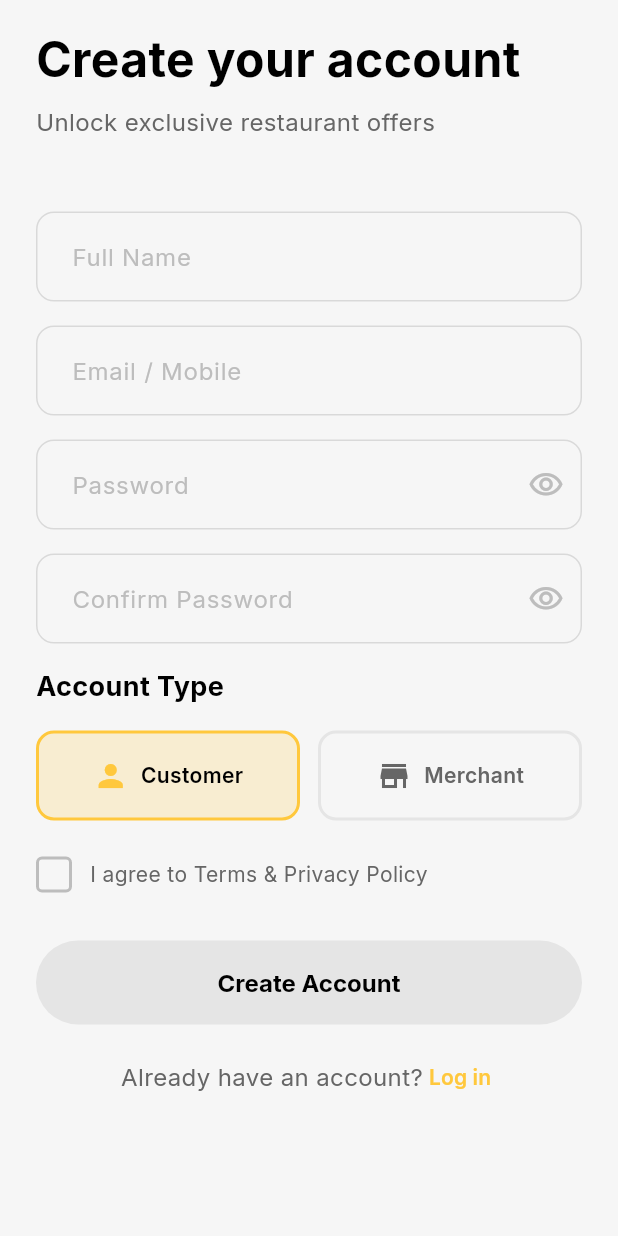
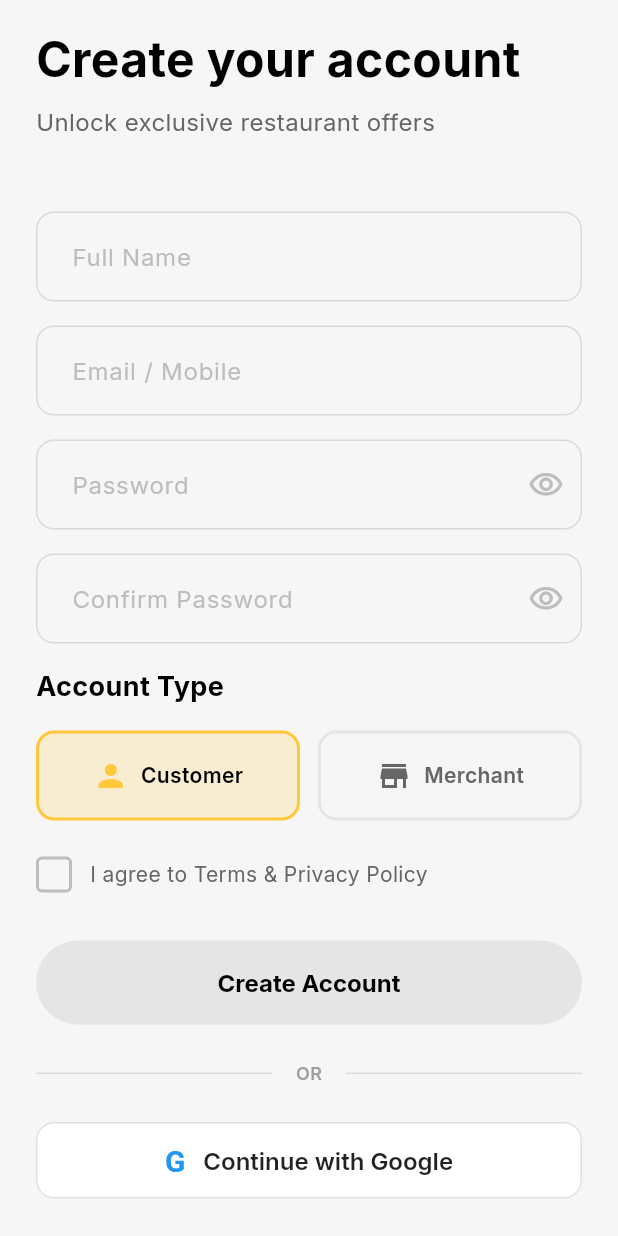
Before and after one commit to priyanshu230704/DiscountBuddy-App, a Flutter app: the screen it shows after launch, after a tap on "Get Started", after a tap on "Create account", on a phone screen of 412 x 824 dp. Run offline on Flutter 3.47's test engine with Material 3 defaults, Android fonts, the light colour scheme and no system bars; our stand-ins replace cached_network_image, flutter_secure_storage, geocoding, geolocator, google_fonts, google_maps_flutter and 2 more; network calls fail.

Commit message:
feat: Implement Google Sign-In authentication and refactor the Android package namespace.

```diff
--- a/lib/config/environment.dart
+++ b/lib/config/environment.dart
@@ -12,12 +12,12 @@ class Environment {
   static String get baseUrl {
     switch (currentEnvironment) {
       case production:
-        return 'http://192.168.29.221:8000';
+        return 'http://10.215.158.186:8000';
       case staging:
-        return 'http://192.168.29.221:8000';
+        return 'http://10.215.158.186:8000';
       case development:
       default:
-        return 'http://192.168.29.221:8000';
+        return 'http://10.215.158.186:8000';
     }
   }
 
--- a/lib/pages/auth/login_page.dart
+++ b/lib/pages/auth/login_page.dart
@@ -95,6 +95,12 @@ class _LoginPageState extends State<LoginPage> {
     }
   }
 
+  Future<void> _handleGoogleLogin() async {
+    if (_authProvider != null) {
+      await _authProvider!.loginWithGoogle();
+    }
+  }
+
   @override
   Widget build(BuildContext context) {
     return PopScope(
@@ -177,6 +183,69 @@ class _LoginPageState extends State<LoginPage> {
                   ),
                   const SizedBox(height: 24),
 
+                  // OR Divider
+                  Row(
+                    children: [
+                      Expanded(
+                        child: Divider(color: Colors.grey.withOpacity(0.3)),
+                      ),
+                      Padding(
+                        padding: const EdgeInsets.symmetric(horizontal: 16),
+                        child: Text(
+                          'OR',
+                          style: TextStyle(
+                            color: Colors.grey,
+                            fontSize: 12,
+                            fontWeight: FontWeight.w600,
+                          ),
+                        ),
+                      ),
+                      Expanded(
+                        child: Divider(color: Colors.grey.withOpacity(0.3)),
+                      ),
+                    ],
+                  ),
+                  const SizedBox(height: 24),
+
+                  // Google Login Button
+                  OutlinedButton(
+                    onPressed: _isLoading ? null : _handleGoogleLogin,
+                    style: OutlinedButton.styleFrom(
+                      padding: const EdgeInsets.symmetric(vertical: 14),
+                      side: BorderSide(color: Colors.grey.shade300),
+                      shape: RoundedRectangleBorder(
+                        borderRadius: BorderRadius.circular(12),
+                      ),
+                      backgroundColor: Colors.white,
+                    ),
+                    child: Row(
+                      mainAxisAlignment: MainAxisAlignment.center,
+                      children: [
+                        // Google Logo (simulated with text if asset missing, but standard is icon)
+                        // Using a simple 'G' styled text as fallback or just the text "Continue with Google"
+                        Text(
+                          'G',
+                          style: TextStyle(
+                            color: Colors.blue,
+                            fontSize: 20,
+                            fontWeight: FontWeight.bold,
+                            fontFamily: 'Roboto', // Google font usually
+                          ),
+                        ),
+                        const SizedBox(width: 12),
+                        Text(
+                          'Continue with Google',
+                          style: TextStyle(
+                            color: Colors.black87,
+                            fontSize: 16,
+                            fontWeight: FontWeight.w600,
+                          ),
+                        ),
+                      ],
+                    ),
+                  ),
+                  const SizedBox(height: 24),
+
                   // Footer
                   Row(
                     mainAxisAlignment: MainAxisAlignment.center,
--- a/lib/pages/auth/register_page.dart
+++ b/lib/pages/auth/register_page.dart
@@ -142,6 +142,12 @@ class _RegisterPageState extends State<RegisterPage> {
         password: _passwordController.text,
         role: _selectedRole,
       );
+    }
+  }
+
+  Future<void> _handleGoogleLogin() async {
+    if (_authProvider != null) {
+      await _authProvider!.loginWithGoogle();
     }
   }
 
@@ -456,6 +462,67 @@ class _RegisterPageState extends State<RegisterPage> {
                   ),
                   const SizedBox(height: 24),
 
+                  // OR Divider
+                  Row(
+                    children: [
+                      Expanded(
+                        child: Divider(color: Colors.grey.withOpacity(0.3)),
+                      ),
+                      Padding(
+                        padding: const EdgeInsets.symmetric(horizontal: 16),
+                        child: Text(
+                          'OR',
+                          style: TextStyle(
+                            color: Colors.grey,
+                            fontSize: 12,
+                            fontWeight: FontWeight.w600,
+                          ),
+                        ),
+                      ),
+                      Expanded(
+                        child: Divider(color: Colors.grey.withOpacity(0.3)),
+                      ),
+                    ],
+                  ),
+                  const SizedBox(height: 24),
+
+                  // Google Login Button
+                  OutlinedButton(
+                    onPressed: _isLoading ? null : _handleGoogleLogin,
+                    style: OutlinedButton.styleFrom(
+                      padding: const EdgeInsets.symmetric(vertical: 14),
+                      side: BorderSide(color: Colors.grey.shade300),
+                      shape: RoundedRectangleBorder(
+                        borderRadius: BorderRadius.circular(12),
+                      ),
+                      backgroundColor: Colors.white,
+                    ),
+                    child: Row(
+                      mainAxisAlignment: MainAxisAlignment.center,
+                      children: [
+                        const Text(
+                          'G',
+                          style: TextStyle(
+                            color: Colors.blue,
+                            fontSize: 20,
+                            fontWeight: FontWeight.bold,
+                            fontFamily: 'Roboto',
+                          ),
+                        ),
+                        const SizedBox(width: 12),
+                        const Text(
+                          'Continue with Google',
+                          style: TextStyle(
+                            color: Colors.black87,
+                            fontSize: 16,
+                            fontWeight: FontWeight.w600,
+                          ),
+                        ),
+                      ],
+                    ),
+                  ),
+                  const SizedBox(height: 24),
+
                   // Footer
                   Row(
                     mainAxisAlignment: MainAxisAlignment.center,
--- a/pubspec.yaml
+++ b/pubspec.yaml
@@ -44,6 +44,7 @@ dependencies:
   flutter_secure_storage: ^9.0.0
   shared_preferences: ^2.2.2
   google_fonts: ^6.1.0
+  google_sign_in: ^6.2.1
 
 dev_dependencies:
   flutter_test:
```
Also changed, not shown: lib/providers/auth_provider.dart (+32 -5 lines), lib/services/auth_service.dart (+132 -9 lines), pubspec.lock, 6 other files.
